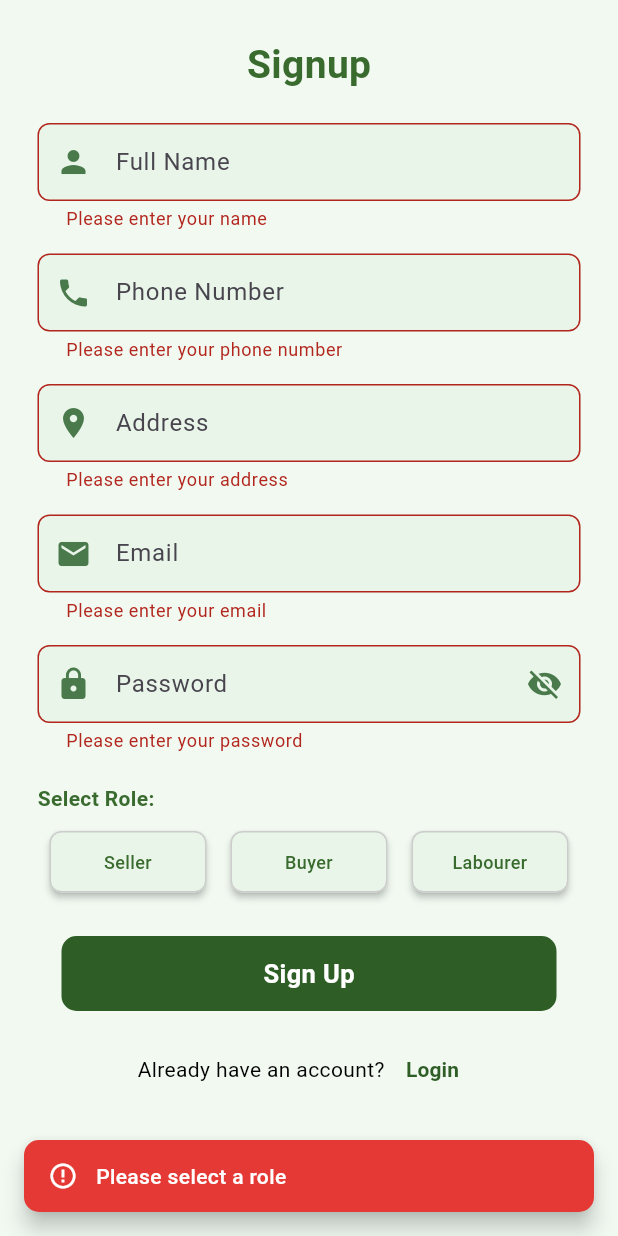
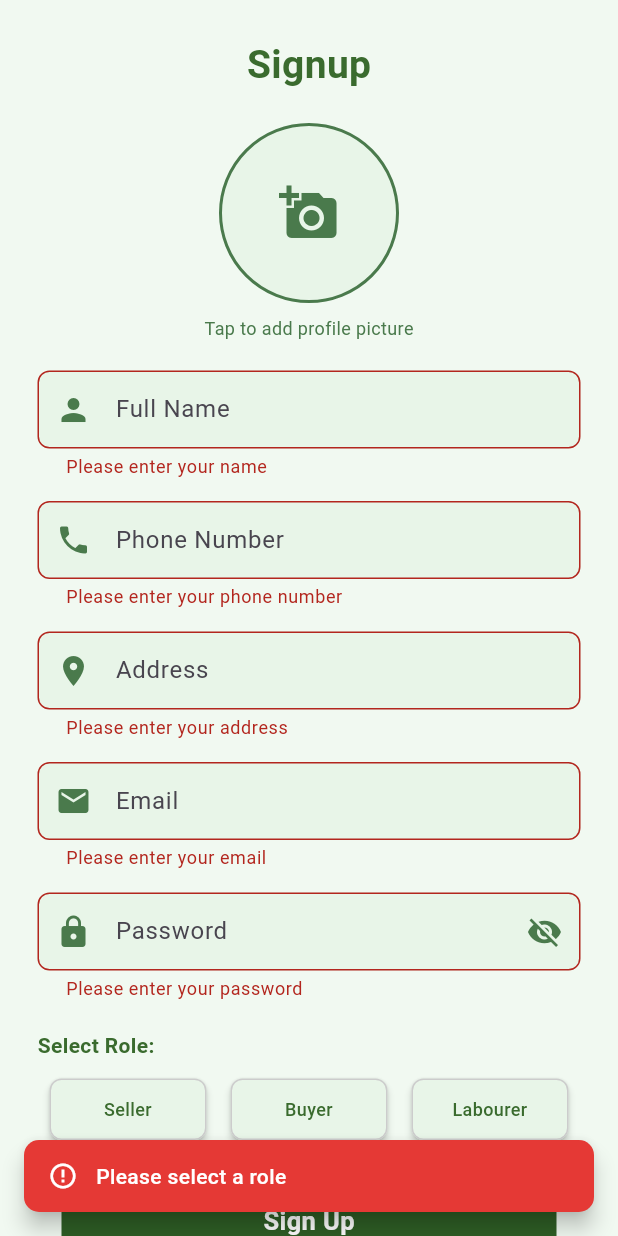
Before and after one commit to laibaahmad09/HarvestHUB, a Flutter app: the SignupPage screen opened by its route, after a tap on "Sign Up", on a phone screen of 412 x 824 dp. Run offline on Flutter 3.47's test engine with Material 3 defaults, Android fonts, the phone set to English and light mode, and no system bars; our stand-ins replace cloud_firestore, firebase_auth, firebase_core, firebase_storage, image_picker, shared_preferences; accounts and stored records are empty.

Commit message:
add image in signup page and also profile & custom-drawer

```diff
--- a/lib/controllers/auth_controller.dart
+++ b/lib/controllers/auth_controller.dart
@@ -63,7 +63,7 @@ class AuthController extends ChangeNotifier {
     }
   }
 
-  Future<bool> signup(String name, String phone, String address, String email, String password, String role) async {
+  Future<bool> signup(String name, String phone, String address, String email, String password, String role, [String? profileImageBase64]) async {
     try {
       _setLoading(true);
       _setError(null);
@@ -79,6 +79,7 @@ class AuthController extends ChangeNotifier {
         'phone': phone.trim(),
         'address': address.trim(),
         'role': role,
+        'profileImageBase64': profileImageBase64 ?? '',
       });
 
       _setLoading(false);
--- a/lib/ui/auth/signup_Page.dart
+++ b/lib/ui/auth/signup_Page.dart
@@ -1,5 +1,8 @@
 import 'package:flutter/material.dart';
 import 'package:provider/provider.dart';
+import 'dart:io';
+import 'dart:convert';
+import 'package:image_picker/image_picker.dart';
 import '../../Widget/Round_button.dart';
 import '../../Widget/role_selecter.dart';
 import '../../approutes/app_routes.dart';
@@ -22,10 +25,31 @@ class _SignupPageState extends State<SignupPage> {
   final TextEditingController passwordController = TextEditingController();
   String role = '';
   bool _obscurePassword = true;
+  File? selectedImage;
+  final ImagePicker _picker = ImagePicker();
+
+  Future<void> _pickImage() async {
+    final XFile? image = await _picker.pickImage(source: ImageSource.gallery);
+    if (image != null) {
+      setState(() {
+        selectedImage = File(image.path);
+      });
+    }
+  }
 
   void handleSignup() async {
     if (_formKey.currentState!.validate() && role.isNotEmpty) {
       final authController = Provider.of<AuthController>(context, listen: false);
+
+      String profileImageBase64 = "";
+      if (selectedImage != null) {
+        try {
+          List<int> imageBytes = await selectedImage!.readAsBytes();
+          profileImageBase64 = base64Encode(imageBytes);
+        } catch (e) {
+          print("Exception during Base64 conversion: $e");
+        }
+      }
 
       final success = await authController.signup(
         nameController.text.trim(),
@@ -34,6 +58,7 @@ class _SignupPageState extends State<SignupPage> {
         emailController.text.trim(),
         passwordController.text.trim(),
         role,
+        profileImageBase64,
       );
 
       if (success) {
@@ -75,6 +100,37 @@ class _SignupPageState extends State<SignupPage> {
                 const Text(
                   'Signup',
                   style: TextStyle(fontSize: 26, fontWeight: FontWeight.bold, color: Color(0xFF3A6B2E)),
+                ),
+                const SizedBox(height: 20),
+                // Profile Picture Section
+                GestureDetector(
+                  onTap: _pickImage,
+                  child: Container(
+                    width: 120,
+                    height: 120,
+                    decoration: BoxDecoration(
+                      shape: BoxShape.circle,
+                      color: const Color(0xFFE8F5E8),
+                      border: Border.all(color: const Color(0xFF4A7A4C), width: 2),
+                    ),
+                    child: selectedImage != null
+                        ? ClipOval(
+                            child: Image.file(
+                              selectedImage!,
+                              fit: BoxFit.cover,
+                            ),
+                          )
+                        : const Icon(
+                            Icons.add_a_photo,
+                            size: 40,
+                            color: Color(0xFF4A7A4C),
+                          ),
+                  ),
+                ),
+                const SizedBox(height: 8),
+                const Text(
+                  'Tap to add profile picture',
+                  style: TextStyle(color: Color(0xFF4A7A4C), fontSize: 12),
                 ),
                 const SizedBox(height: 20),
                 TextFormField(
```
Also changed, not shown: lib/ui/SellerDashBord/Helper/custom_drawer.dart (+24 -2 lines), lib/ui/SellerDashBord/profile_screen.dart (+26 -6 lines).
